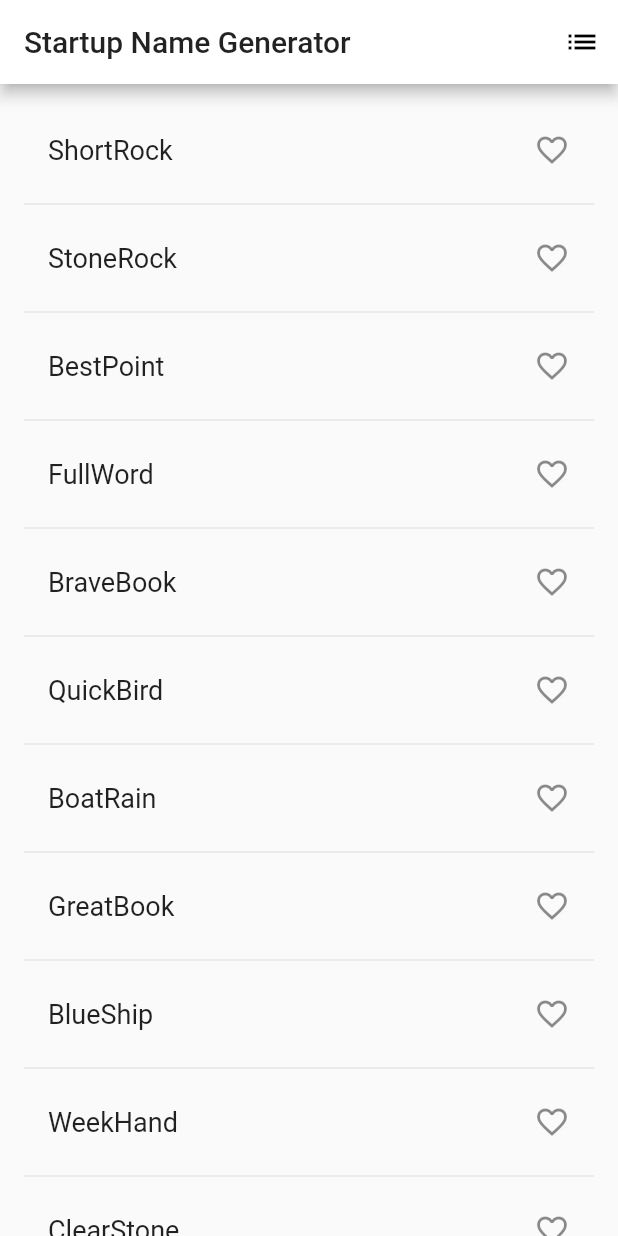
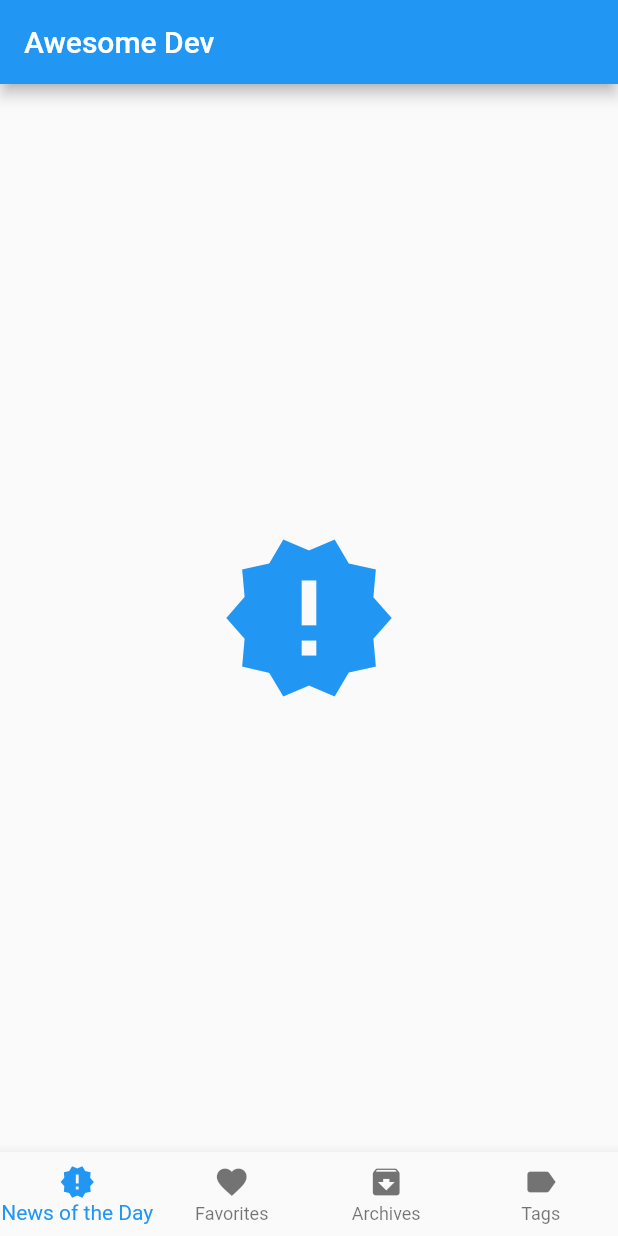
Before and after one commit to rm3l/dev-feed, a Flutter app: the screen it shows after launch, on a phone screen of 412 x 824 dp. Run offline on Flutter 3.47's test engine with Material 2 defaults, Android fonts, the phone set to English and light mode, and no system bars.

Commit message:
Add bottom navigation bar

```diff
--- a/lib/main.dart
+++ b/lib/main.dart
@@ -1,105 +1,209 @@
 import 'package:flutter/material.dart';
-import 'package:english_words/english_words.dart';
 
-void main() => runApp(new MyApp());
+void main() => runApp(new AwesomeDevApp());
 
-class MyApp extends StatelessWidget {
+class AwesomeDevApp extends StatelessWidget {
   @override
   Widget build(BuildContext context) {
     return new MaterialApp(
-      title: 'Welcome to Flutter',
+      title: 'Awesome Dev',
       theme: new ThemeData(
-        primaryColor: Colors.white,
-        backgroundColor: Colors.blue,
+        primaryColor: Colors.blue,
+        backgroundColor: Colors.grey,
       ),
-      home: new RandomWords(),
+      home: new AwesomeDev(),
     );
   }
 }
 
-class RandomWords extends StatefulWidget {
+class AwesomeDev extends StatefulWidget {
+  static const String routeName = '/material/bottom_navigation';
+
   @override
-  State<StatefulWidget> createState() => new RandomWordsState();
+  State<StatefulWidget> createState() => new _AwesomeDevState();
 }
 
-class RandomWordsState extends State<RandomWords> {
+class _AwesomeDevState extends State<AwesomeDev> with TickerProviderStateMixin {
 
-  final _suggestions = <WordPair>[];
-  final _biggerFont = const TextStyle(fontSize: 18.0);
+  int _currentIndex = 0;
+  List<NavigationIconView> _navigationViews;
 
-  final _saved = new Set<WordPair>();
+  @override
+  void initState() {
+    super.initState();
+    _navigationViews = <NavigationIconView>[
+      new NavigationIconView(
+        icon: const Icon(Icons.new_releases),
+        title: 'News of the Day',
+//        color: Colors.deepPurple,
+        vsync: this,
+      ),
+      new NavigationIconView(
+        icon: const Icon(Icons.favorite),
+        title: 'Favorites',
+        color: Colors.indigo,
+        vsync: this,
+      ),
+      new NavigationIconView(
+        icon: const Icon(Icons.archive),
+        title: 'Archives',
+        color: Colors.deepOrange,
+        vsync: this,
+      ),
+      new NavigationIconView(
+        icon: const Icon(Icons.label),
+        title: 'Tags',
+        color: Colors.teal,
+        vsync: this,
+      ),
+    ];
+
+    for (NavigationIconView view in _navigationViews) {
+      view.controller.addListener(_rebuild);
+    }
+    _navigationViews[_currentIndex].controller.value = 1.0;
+  }
+
+  @override
+  void dispose() {
+    for (NavigationIconView view in _navigationViews)
+      view.controller.dispose();
+    super.dispose();
+  }
+
+  void _rebuild() {
+    setState(() {
+      // Rebuild in order to animate views.
+    });
+  }
+
+  Widget _buildTransitionsStack() {
+    final List<FadeTransition> transitions = <FadeTransition>[];
+
+    for (NavigationIconView view in _navigationViews) {
+      transitions.add(view.transition(BottomNavigationBarType.fixed, context));
+    }
+
+    // We want to have the newly animating (fading in) views on top.
+    transitions.sort((FadeTransition a, FadeTransition b) {
+      final Animation<double> aAnimation = a.opacity;
+      final Animation<double> bAnimation = b.opacity;
+      final double aValue = aAnimation.value;
+      final double bValue = bAnimation.value;
+      return aValue.compareTo(bValue);
+    });
+
+    return new Stack(children: transitions);
+  }
 
   @override
   Widget build(BuildContext context) {
+    final BottomNavigationBar botNavBar = new BottomNavigationBar(
+      items: _navigationViews
+          .map((NavigationIconView navigationView) => navigationView.item)
+          .toList(),
+      currentIndex: _currentIndex,
+      type: BottomNavigationBarType.fixed,
+      onTap: (int index) {
+        setState(() {
+          _navigationViews[_currentIndex].controller.reverse();
+          _currentIndex = index;
+          _navigationViews[_currentIndex].controller.forward();
+        });
+      },
+    );
+
     return new Scaffold(
       appBar: new AppBar(
-        title: new Text("Startup Name Generator"),
-        actions: <Widget>[
-          new IconButton(icon: new Icon(Icons.list), onPressed: _pushSaved)
-        ],
+        title: const Text('Awesome Dev'),
+//        actions: <Widget>[
+//          new PopupMenuButton<BottomNavigationBarType>(
+//            onSelected: (BottomNavigationBarType value) {
+//              setState(() {
+//                _type = value;
+//              });
+//            },
+//            itemBuilder: (BuildContext context) => <PopupMenuItem<BottomNavigationBarType>>[
+//              const PopupMenuItem<BottomNavigationBarType>(
+//                value: BottomNavigationBarType.fixed,
+//                child: const Text('Fixed'),
+//              ),
+//              const PopupMenuItem<BottomNavigationBarType>(
+//                value: BottomNavigationBarType.shifting,
+//                child: const Text('Shifting'),
+//              )
+//            ],
+//          )
+//        ],
       ),
-      body: _buildSuggestions(),
+      body: new Center(
+          child: _buildTransitionsStack()
+      ),
+      bottomNavigationBar: botNavBar,
+    );
+  }
+}
+
+class NavigationIconView {
+  NavigationIconView({
+    Widget icon,
+    String title,
+    Color color,
+    TickerProvider vsync,
+  }) : _icon = icon,
+        _color = color,
+        _title = title,
+        item = new BottomNavigationBarItem(
+          icon: icon,
+          title: new Text(title),
+          backgroundColor: color,
+        ),
+        controller = new AnimationController(
+          duration: kThemeAnimationDuration,
+          vsync: vsync,
+        ) {
+    _animation = new CurvedAnimation(
+      parent: controller,
+      curve: const Interval(0.5, 1.0, curve: Curves.fastOutSlowIn),
     );
   }
 
-  Widget _buildSuggestions() {
-    return new ListView.builder(
-      padding: const EdgeInsets.all(16.0),
-      itemBuilder: (context, i) {
-        if (i.isOdd) return new Divider();
-        final index = i ~/2;
-        if (index >= _suggestions.length) {
-          _suggestions.addAll(generateWordPairs().take(10));
-        }
-        return _buildRow(_suggestions[index]);
-      },
-    );
-  }
+  final Widget _icon;
+  final Color _color;
+  final String _title;
+  final BottomNavigationBarItem item;
+  final AnimationController controller;
+  CurvedAnimation _animation;
 
-  Widget _buildRow(WordPair pair) {
-    final alreadySaved = _saved.contains(pair);
-    return new ListTile(
-      title: new Text(
-        pair.asPascalCase,
-        style: _biggerFont,
+  FadeTransition transition(BottomNavigationBarType type, BuildContext context) {
+    Color iconColor;
+    if (type == BottomNavigationBarType.shifting) {
+      iconColor = _color;
+    } else {
+      final ThemeData themeData = Theme.of(context);
+      iconColor = themeData.brightness == Brightness.light
+          ? themeData.primaryColor
+          : themeData.accentColor;
+    }
+
+    return new FadeTransition(
+      opacity: _animation,
+      child: new SlideTransition(
+        position: new Tween<Offset>(
+          begin: const Offset(0.0, 0.02), // Slightly down.
+          end: Offset.zero,
+        ).animate(_animation),
+        child: new IconTheme(
+          data: new IconThemeData(
+            color: iconColor,
+            size: 120.0,
+          ),
+          child: new Semantics(
+            label: 'Placeholder for $_title tab',
+            child: _icon,
+          ),
+        ),
       ),
-      trailing: new Icon(
-        alreadySaved ? Icons.favorite : Icons.favorite_border,
-        color: alreadySaved ? Colors.red : null,
-      ),
-      onTap: () {
-        setState(() {
-          if (alreadySaved) {
-            _saved.remove(pair);
-          } else {
-            _saved.add(pair);
-          }
-        });
-      },
-    );
-  }
-
-  void _pushSaved() {
-    Navigator.of(context).push(
-      new MaterialPageRoute(builder: (context) {
-        final tiles = _saved.map((pair) {
-          return new ListTile(
-              title: new Text(
-                pair.asPascalCase,
-                style: _biggerFont,
-              )
-          );
-        });
-        final divided = ListTile.divideTiles(tiles: tiles, context: context).toList();
-
-        return new Scaffold(
-          appBar: new AppBar(
-            title: new Text('Saved Suggestions'),
-          ),
-          body: new ListView(children: divided),
-        );
-
-      })
     );
   }
 }
```
Also changed, not shown: lib/ui/home_page.dart (added), 1 other file.
